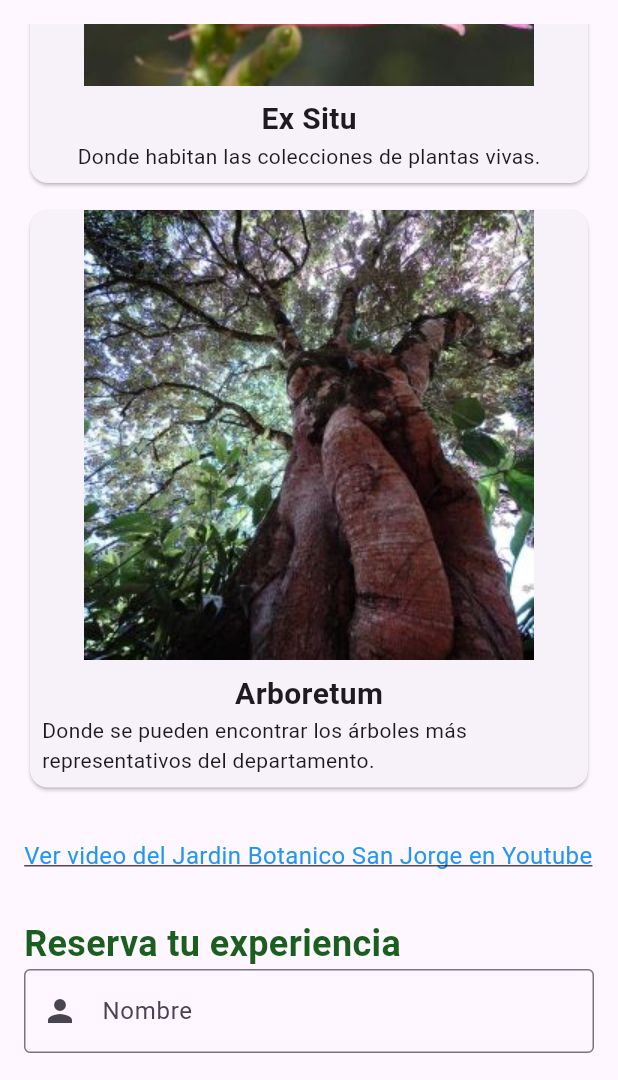
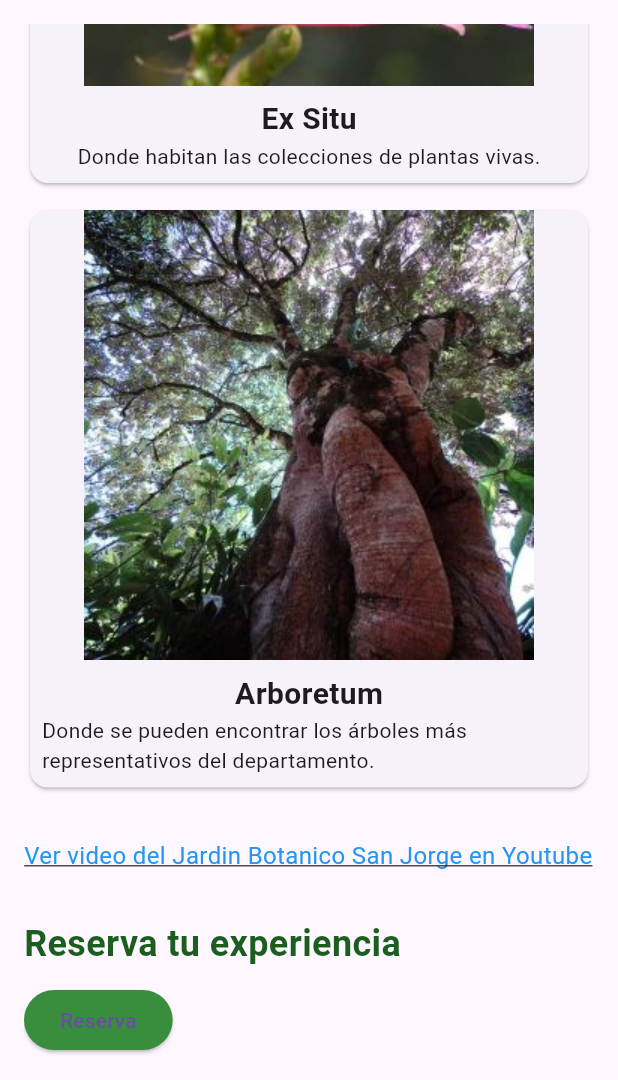
Before and after one commit to Bedoya-A/Proyecto_Adsi, a Flutter app: the JardinBotanico screen opened directly, scrolled down 1093 dp, on a phone screen of 412 x 824 dp, the part 156-1236 px from its top. Run offline on Flutter 3.47's test engine with Material 3 defaults, Android fonts, the phone set to English and light mode, and no system bars; our stand-ins replace carousel_slider, flutter_animate, flutter_masked_text2, photo_view.

Commit message:
Cambios en Jardín botánico (Reserva)

```diff
--- a/Prototipo App/Prueba/lib/Autoctonos.dart
+++ b/Prototipo App/Prueba/lib/Autoctonos.dart
@@ -1,9 +1,7 @@
-import 'package:carousel_slider/carousel_options.dart';
 import 'package:carousel_slider/carousel_slider.dart';
 import 'package:flutter/material.dart';
 import 'package:prueba2/HomePage.dart';
 import 'package:prueba2/PaginaOferta.dart';
-import 'package:url_launcher/url_launcher.dart';
 import 'Menu.dart'; // Importa el menú que creaste
 
 class Autoctonos extends StatefulWidget {
--- a/Prototipo App/Prueba/lib/JardinBotanico.dart
+++ b/Prototipo App/Prueba/lib/JardinBotanico.dart
@@ -1,4 +1,5 @@
 import 'package:flutter/material.dart';
+import 'package:prueba2/FormularioReserva.dart';
 import 'package:prueba2/HomePage.dart';
 import 'package:prueba2/PaginaOferta.dart';
 import 'package:prueba2/ServiciosJardinBotanico.dart';
@@ -15,11 +16,7 @@ class _JardinBotanicoState extends State<JardinBotanico>
     with TickerProviderStateMixin {
   bool _isHomeIconVisible = false;
   late TabController _tabController;
-  final _formKey = GlobalKey<FormState>();
-  final _nameController = TextEditingController();
-  final _phoneController = TextEditingController();
-  final _dateStartController = TextEditingController();
-  final _numPeopleController = TextEditingController();
+
   int selectedDrawerIndex = 1;
 
   @override
@@ -40,18 +37,6 @@ class _JardinBotanicoState extends State<JardinBotanico>
     });
   }
 
-  void _selectDate(TextEditingController controller) async {
-    final picked = await showDatePicker(
-      context: context,
-      initialDate: DateTime.now(),
-      firstDate: DateTime.now(),
-      lastDate: DateTime(2025),
-    );
-    if (picked != null) {
-      controller.text = "${picked.toLocal()}".split(' ')[0];
-    }
-  }
-
   void onSelectDrawerItem(int index) {
     setState(() {
       selectedDrawerIndex = index;
@@ -67,6 +52,34 @@ class _JardinBotanicoState extends State<JardinBotanico>
         MaterialPageRoute(builder: (context) => PaginaOferta()),
       );
     }
+  }
+
+  void _openReservationForm() {
+    showDialog(
+      context: context,
+      builder: (BuildContext context) {
+        return AlertDialog(
+          title: Text('Reserva tu experiencia'),
+          content: ReservationForm(
+            onSubmit: (name, phone, dateStart, numPeople) {
+              // Aquí puedes manejar el envío de la reserva o mostrar un mensaje de confirmación
+              print(
+                  "Reserva enviada:\nNombre: $name\nTeléfono: $phone\nFecha de Inicio: $dateStart\nNúmero de Personas: $numPeople");
+              Navigator.of(context)
+                  .pop(); // Cierra el diálogo después de enviar
+            },
+          ),
+          actions: [
+            TextButton(
+              onPressed: () {
+                Navigator.of(context).pop(); // Cierra el diálogo sin enviar
+              },
+              child: Text('Cancelar'),
+            ),
+          ],
+        );
+      },
+    );
   }
 
   @override
@@ -172,7 +185,13 @@ class _JardinBotanicoState extends State<JardinBotanico>
             _buildVideoLink(),
             SizedBox(height: 30),
             _buildSectionTitle("Reserva tu experiencia"),
-            _buildReservationForm(),
+            SizedBox(height: 10),
+            ElevatedButton(
+              onPressed: _openReservationForm,
+              child: Text('Reserva'),
+              style:
+                  ElevatedButton.styleFrom(backgroundColor: Colors.green[700]),
+            ),
           ],
         ),
       ),
@@ -240,60 +259,6 @@ class _JardinBotanicoState extends State<JardinBotanico>
     );
   }
 
-  Widget _buildReservationForm() {
-    return Form(
-      key: _formKey,
-      child: Column(
-        children: [
-          _buildTextField(
-              "Nombre", _nameController, TextInputType.text, Icons.person),
-          SizedBox(height: 10),
-          _buildTextField("Número de Teléfono", _phoneController,
-              TextInputType.phone, Icons.phone),
-          SizedBox(height: 10),
-          _buildTextField("Fecha de Inicio", _dateStartController,
-              TextInputType.none, Icons.calendar_today,
-              onTap: () => _selectDate(_dateStartController)),
-          SizedBox(height: 10),
-          _buildTextField("Número de Personas", _numPeopleController,
-              TextInputType.number, Icons.group),
-          SizedBox(height: 20),
-          ElevatedButton(
-            onPressed: () {
-              if (_formKey.currentState!.validate()) {
-                // Aquí puedes agregar la lógica para enviar la reserva
-              }
-            },
-            child: Text("Reservar"),
-          ),
-        ],
-      ),
-    );
-  }
-
-  Widget _buildTextField(String label, TextEditingController controller,
-      TextInputType inputType, IconData icon,
-      {Function()? onTap}) {
-    return GestureDetector(
-      onTap: onTap,
-      child: TextFormField(
-        controller: controller,
-        keyboardType: inputType,
-        decoration: InputDecoration(
-          labelText: label,
-          prefixIcon: Icon(icon),
-          border: OutlineInputBorder(),
-        ),
-        validator: (value) {
-          if (value == null || value.isEmpty) {
-            return 'Por favor, ingresa tu $label';
-          }
-          return null;
-        },
-      ),
-    );
-  }
-
   Widget _buildSectionTitle(String title) {
     return Text(
       title,
--- a/Prototipo App/Prueba/pubspec.yaml
+++ b/Prototipo App/Prueba/pubspec.yaml
@@ -50,6 +50,8 @@ dependencies:
   image_picker: ^1.1.2
   photo_view: ^0.15.0
   url_launcher: ^6.3.1
+  flutter_datetime_picker: ^1.5.1
+  flutter_masked_text2: ^0.9.1
 
 dev_dependencies:
   flutter_test:
```
Also changed, not shown: Prototipo App/Prueba/lib/FormularioReserva.dart (added, +102 -0 lines), Prototipo App/Prueba/pubspec.lock.
